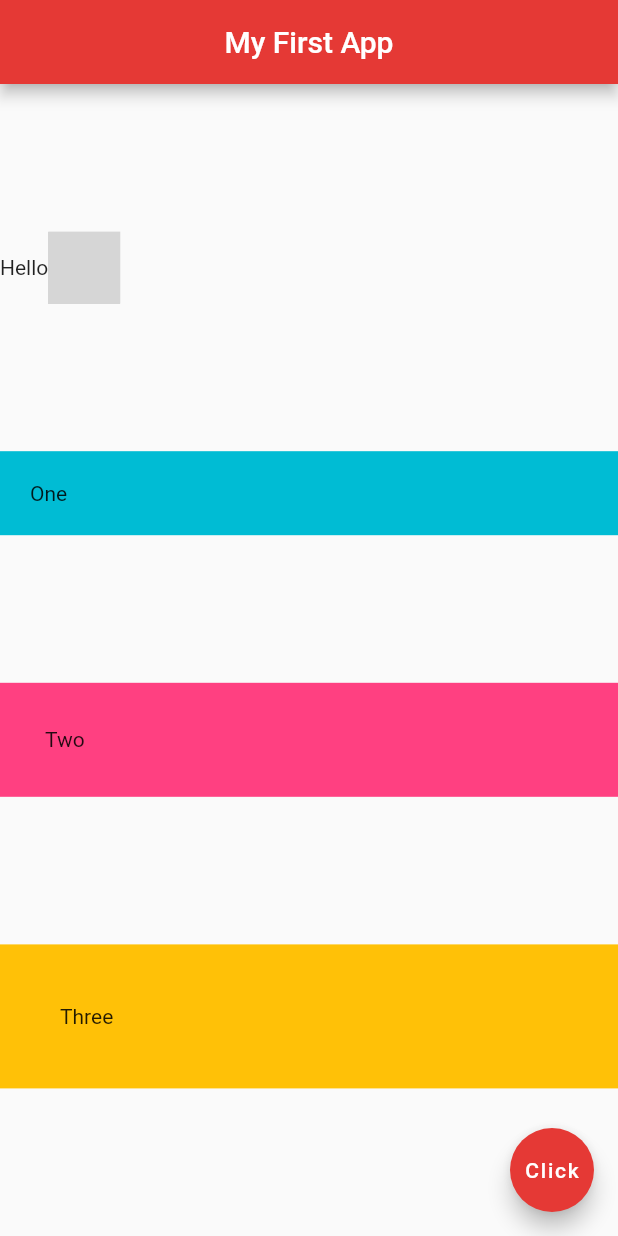
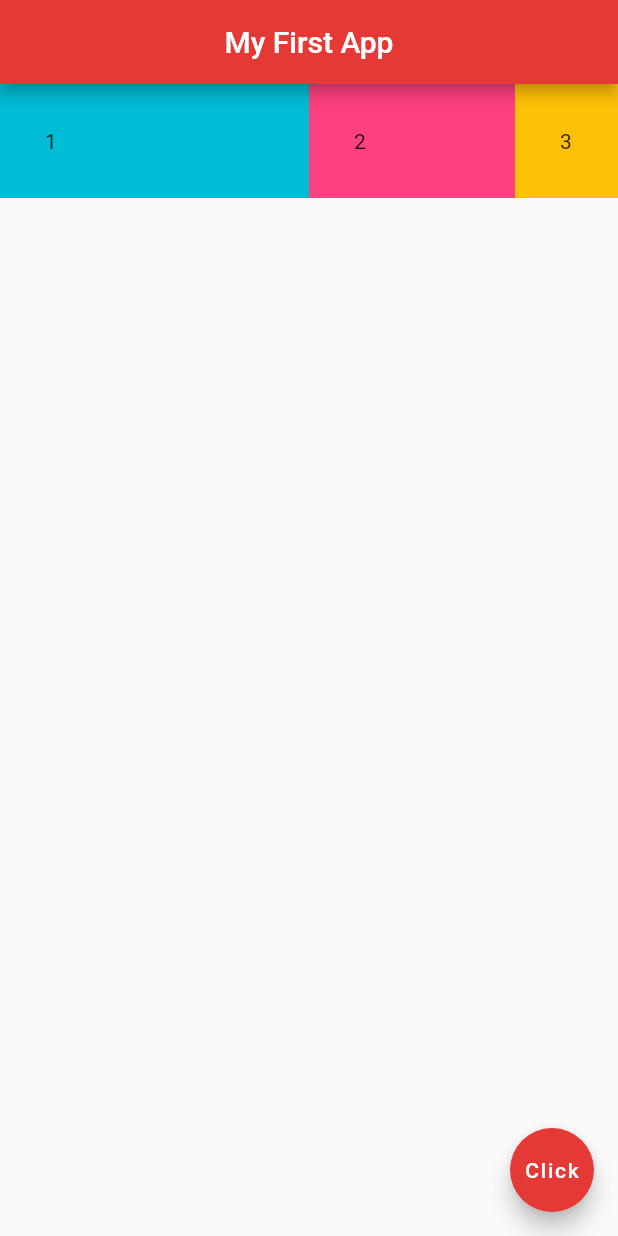
Before and after one commit to Tijil2111/First_Flutter_Project, a Flutter app: the screen it shows after launch, on a phone screen of 412 x 824 dp. Run offline on Flutter 3.47's test engine with Material 2 defaults, Android fonts, the phone set to English and light mode, and no system bars; grey boxes are pictures that could not be loaded.

Commit message:
Expanded Widgets

```diff
--- a/lib/main.dart
+++ b/lib/main.dart
@@ -14,31 +14,32 @@ class Home extends StatelessWidget {
         centerTitle: true,
         backgroundColor: Colors.red[600],
       ),
-      body: Column(
-        mainAxisAlignment: MainAxisAlignment.spaceEvenly,
-        crossAxisAlignment: CrossAxisAlignment.stretch,
+      body: Row(
         children: <Widget>[
-          Row(
-            children: <Widget>[
-              Text('Hello'),
-              Text('World').
-            ],
+          Expanded(
+            flex: 3,
+            child: Container(
+              padding: EdgeInsets.all(30.0),
+              color: Colors.cyan,
+              child: Text('1'),
+            ),
           ),
-          Container(
-            padding: EdgeInsets.all(20.0),
-            color: Colors.cyan,
-            child: Text('One'),
+          Expanded(
+            flex: 2,
+            child: Container(
+              padding: EdgeInsets.all(30.0),
+              color: Colors.pinkAccent,
+              child: Text('2'),
+            ),
           ),
-          Container(
-            padding: EdgeInsets.all(30.0),
-            color: Colors.pinkAccent,
-            child: Text('Two'),
-          ),
-          Container(
-            padding: EdgeInsets.all(40.0),
-            color: Colors.amber,
-            child: Text('Three'),
-          ),
+          Expanded(
+            flex: 1,
+              child: Container(
+                padding: EdgeInsets.all(30.0),
+                color: Colors.amber,
+                child: Text('3'),
+              ),
+          )
         ],
       ),
       floatingActionButton: FloatingActionButton(
```
